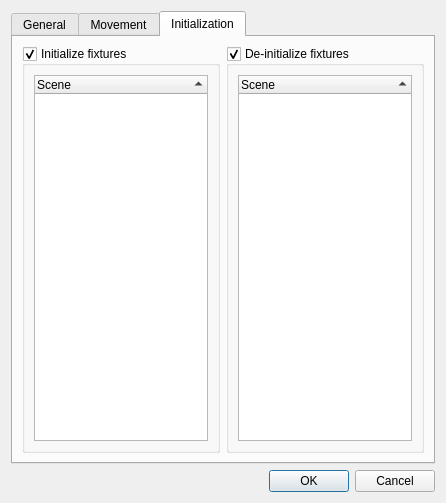
Bondzio/qlc, file trunk/ui/src/efxeditor.ui: the form before one commit.
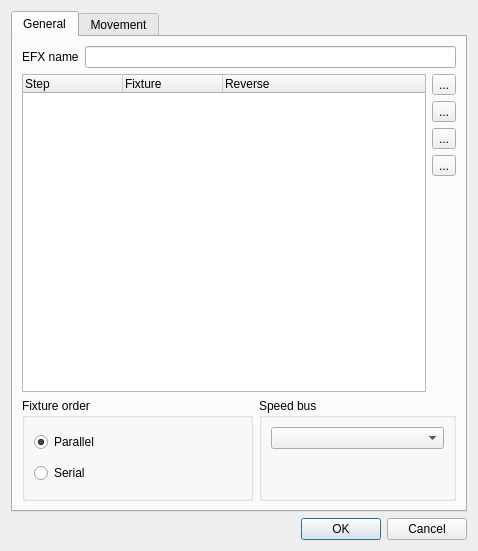
The form after the commit. The open tabs and pages were chosen to show the change. Icons and pictures are not drawn.

Commit message: Preliminary adjustIntensity() implementation for EFX. Removed initialization page from EFX editor. Playback VCSliders attached to the same function follow each other's value.

What changed in the file:
```diff
--- a/trunk/ui/src/efxeditor.ui
+++ b/trunk/ui/src/efxeditor.ui
@@ -1,12 +1,12 @@
 <ui version="4.0" >
  <class>EFXEditor</class>
- <widget class="QDialog" name="EFXEditor" >
-  <property name="geometry" >
+ <widget class="QDialog" name="EFXEditor">
+  <property name="geometry">
    <rect>
     <x>0</x>
     <y>0</y>
-    <width>429</width>
-    <height>469</height>
+    <width>478</width>
+    <height>551</height>
    </rect>
   </property>
   <property name="windowTitle" >
@@ -623,91 +623,6 @@
        </item>
       </layout>
      </widget>
-     <widget class="QWidget" name="Initialization" >
-      <attribute name="title" >
-       <string>Initialization</string>
-      </attribute>
-      <layout class="QGridLayout" >
-       <item row="0" column="0" >
-        <widget class="QGroupBox" name="m_startSceneGroup" >
-         <property name="toolTip" >
-          <string>Initialize the fixture with the given scene values when the EFX starts</string>
-         </property>
-         <property name="title" >
-          <string>Initialize fixtures</string>
-         </property>
-         <property name="checkable" >
-          <bool>true</bool>
-         </property>
-         <layout class="QVBoxLayout" >
-          <item>
-           <widget class="QTreeWidget" name="m_startSceneList" >
-            <property name="alternatingRowColors" >
-             <bool>true</bool>
-            </property>
-            <property name="rootIsDecorated" >
-             <bool>false</bool>
-            </property>
-            <property name="itemsExpandable" >
-             <bool>false</bool>
-            </property>
-            <property name="sortingEnabled" >
-             <bool>true</bool>
-            </property>
-            <property name="allColumnsShowFocus" >
-             <bool>true</bool>
-            </property>
-            <column>
-             <property name="text" >
-              <string>Scene</string>
-             </property>
-            </column>
-           </widget>
-          </item>
-         </layout>
-        </widget>
-       </item>
-       <item row="0" column="1" >
-        <widget class="QGroupBox" name="m_stopSceneGroup" >
-         <property name="toolTip" >
-          <string>De-initialize the fixture with the given scene values when the EFX stops</string>
-         </property>
-         <property name="title" >
-          <string>De-initialize fixtures</string>
-         </property>
-         <property name="checkable" >
-          <bool>true</bool>
-         </property>
-         <layout class="QVBoxLayout" >
-          <item>
-           <widget class="QTreeWidget" name="m_stopSceneList" >
-            <property name="alternatingRowColors" >
-             <bool>true</bool>
-            </property>
-            <property name="rootIsDecorated" >
-             <bool>false</bool>
-            </property>
-            <property name="itemsExpandable" >
-             <bool>false</bool>
-            </property>
-            <property name="sortingEnabled" >
-             <bool>true</bool>
-            </property>
-            <property name="allColumnsShowFocus" >
-             <bool>true</bool>
-            </property>
-            <column>
-             <property name="text" >
-              <string>Scene</string>
-             </property>
-            </column>
-           </widget>
-          </item>
-         </layout>
-        </widget>
-       </item>
-      </layout>
-     </widget>
     </widget>
    </item>
    <item>
```
Left out of the diff: 449 changed lines with no effect on the pictures. The commit also changes 16 other files.
